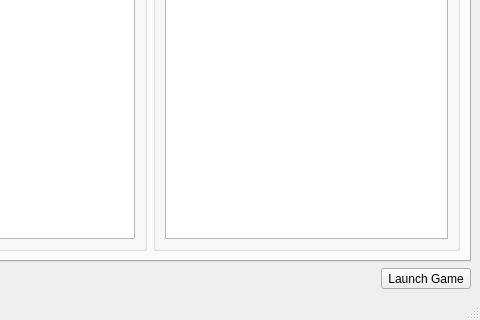
Qt form mainwindow.ui (leyondlee/Arma3ModLauncher) before a commit; both pictures show x 181 to 661 and y 280 to 600 of the 661 by 600 pixel window.
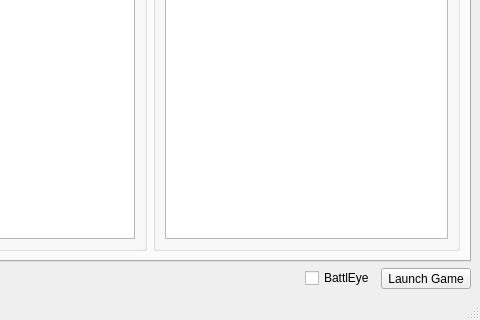
The same form after that commit. Custom widgets are drawn as their Qt base class.

Commit message: Add BattlEye option

What changed in the file:
```diff
--- a/mainwindow.ui
+++ b/mainwindow.ui
@@ -334,6 +334,13 @@
         </property>
        </spacer>
       </item>
+      <item>
+       <widget class="QCheckBox" name="battleyeCheckBox">
+        <property name="text">
+         <string>BattlEye</string>
+        </property>
+       </widget>
+      </item>
       <item>
        <widget class="QToolButton" name="launchGameToolButton">
         <property name="text">
```
The commit also changes 10 other files.
